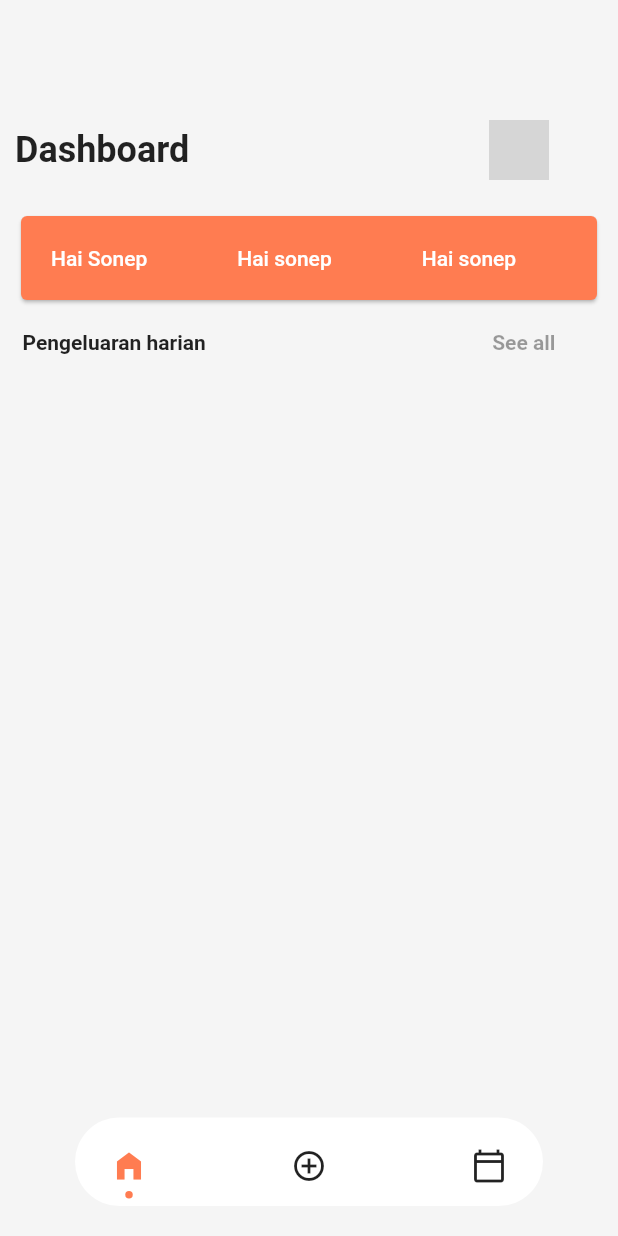
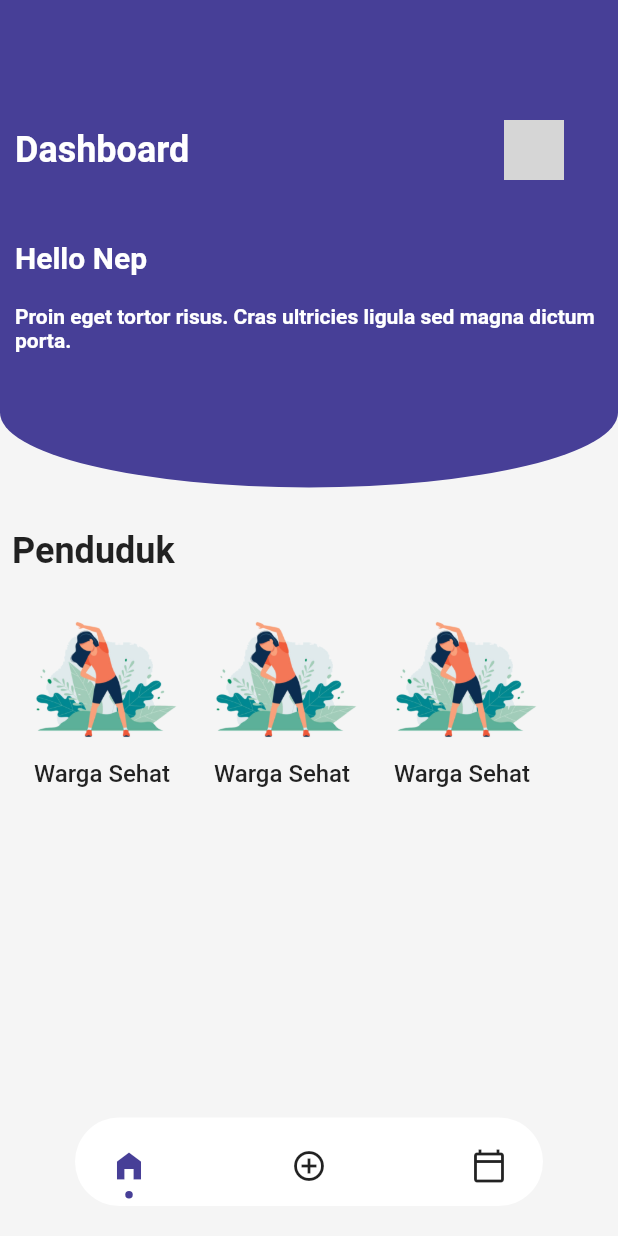
Before and after one commit to faizalfebriyanto886/pendataan-warga-sipil, a Flutter app: the HomePage screen opened directly, on a phone screen of 412 x 824 dp. Run offline on Flutter 3.47's test engine with Material 2 defaults, Android fonts, the phone set to English and light mode, and no system bars; drawn by our look-alikes of dot_navigation_bar; our stand-ins replace lottie; grey boxes are pictures that could not be loaded.

Commit message:
new desain home

```diff
--- a/lib/screen/home.dart
+++ b/lib/screen/home.dart
@@ -38,102 +38,137 @@ class _HomePageState extends State<HomePage> {
           ),
         ],
       ),
-      body: Container(
-        padding: const EdgeInsets.all(10),
+      body: Column(
+        children: [
+          Container(
+            padding: const EdgeInsets.only(bottom: 80),
+            decoration: BoxDecoration(
+              color: primary,
+              borderRadius: BorderRadius.vertical(
+                bottom: Radius.elliptical(
+                  MediaQuery.of(context).size.width, 100.0
+                )
+              ),
+            ),
             child: Column(
-          crossAxisAlignment: CrossAxisAlignment.stretch,
               children: [
-            const SizedBox(height: 60),
-            Container(
-              padding: const EdgeInsets.only(top: 10),
+                Padding(
+                  padding: const EdgeInsets.fromLTRB(10, 80, 10, 10),
                   child: Row(
                     children: [
                       const Text(
                         "Dashboard",
                         style: TextStyle(
+                          color: Colors.white,
                           fontSize: 24,
                           fontWeight: FontWeight.bold
                         ),
                       ),
-                  const SizedBox(width: 200),
+                      const SizedBox(width: 210),
                       ClipRRect(
                         borderRadius: const BorderRadius.all(Radius.circular(10)),
-                    child: Image.asset(
-                      'assets/images/profile.png',
-                      width: 40,
-                      height: 40,
-                    ),
+                        child: Image.asset('assets/images/profile.png', width: 40, height: 40,),
                       ),
                     ],
                   ),
                 ),
                 const SizedBox(height: 20),
-            Card(
-              color: primary,
+                const SayHello()
+              ],
+            ),
+          ),
+          const SizedBox(height: 20),
+          Padding(
+            padding: const EdgeInsets.all(8.0),
             child: Column(
               children: [
-                  Padding(
-                    padding: const EdgeInsets.fromLTRB(10, 20, 10, 20),
-                    child: Row(
-                      children: const [
-                        SizedBox(width: 10),
-                        Text(
-                          "Hai Sonep",
+                const Align(
+                  alignment: Alignment.bottomLeft,
+                  child: Text(
+                    "Penduduk",
                     style: TextStyle(
-                            fontSize: 14,
-                            fontWeight: FontWeight.w500,
-                            color: Colors.white
+                      fontSize: 24,
+                      fontWeight: FontWeight.bold
                     ),
                   ),
-                        SizedBox(width: 60),
-                        Text(
-                          "Hai sonep",
-                          style: TextStyle(
-                            fontSize: 14,
-                            fontWeight: FontWeight.w500,
-                            color: Colors.white
                 ),
-                        ),
-                        SizedBox(width: 60),
-                        Text(
-                          "Hai sonep",
-                          style: TextStyle(
-                            fontSize: 14,
-                            fontWeight: FontWeight.w500,
-                            color: Colors.white
-                          ),
+                const SizedBox(height: 10),
+                Row(
+                  children: const [
+                    Penduduk(),
+                    Penduduk(),
+                    Penduduk(),
+                  ],
                 )
               ],
             ),
           ),
         ],
+      )
+    );
+  }
+}
+
+class SayHello extends StatelessWidget {
+  const SayHello({ Key? key }) : super(key: key);
+
+  @override
+  Widget build(BuildContext context) {
+    return Container(
+      padding: const EdgeInsets.all(10.0),
+      child: Column(
+        mainAxisAlignment: MainAxisAlignment.start,
+        children: const [
+          Align(
+            alignment: Alignment.centerLeft,
+            child: Text(
+              "Hello Nep",
+              style: TextStyle(
+                fontSize: 20,
+                fontWeight: FontWeight.w600,
+                color: Colors.white
               ),
             ),
-            Row(
-              children: const [
-                SizedBox(height: 10, width: 5,),
+          ),
+          SizedBox(height: 20),
           Text(
-                  "Pengeluaran harian",
+            "Proin eget tortor risus. Cras ultricies ligula sed magna dictum porta.",
             style: TextStyle(
               fontSize: 14,
               fontWeight: FontWeight.w600,
+              color: Colors.white
             ),
           ),
-                SizedBox(width: 180,),
-                TextButton(
-                  onPressed: null,
-                  child: Text("See all", style: TextStyle(fontSize: 14, fontWeight: FontWeight.bold),),
-                )
         ],
-            ),
-            Row(
-              children: [
-
-              ],
-            )
-          ],
-        ),
       ),
     );
   }
 }
+
+class Penduduk extends StatelessWidget {
+  const Penduduk({ Key? key }) : super(key: key);
+
+  @override
+  Widget build(BuildContext context) {
+    return Container(
+      padding: const EdgeInsets.all(10),
+      child: Row(
+        children: [
+          Column(
+            children: [
+              Image.asset('assets/images/sehat.png', height: 100, width: 100,),
+              const SizedBox(height: 5),
+              const Text(
+                "Warga Sehat",
+                style: TextStyle(
+                  fontSize: 16,
+                  fontWeight: FontWeight.w500
+                ),
+              )
+            ],
+          ),
+        ],
+      ),
+    );
+  }
+}
--- a/lib/widgets/colors.dart
+++ b/lib/widgets/colors.dart
@@ -1,3 +1,3 @@
 import 'package:flutter/cupertino.dart';
 
-Color primary = const Color(0xFFFF7C51);
+Color primary = const Color(0xFF473F97);
```
Also changed, not shown: assets/images/sehat.png (added). Lines whose indentation alone changed are shown as unchanged.
